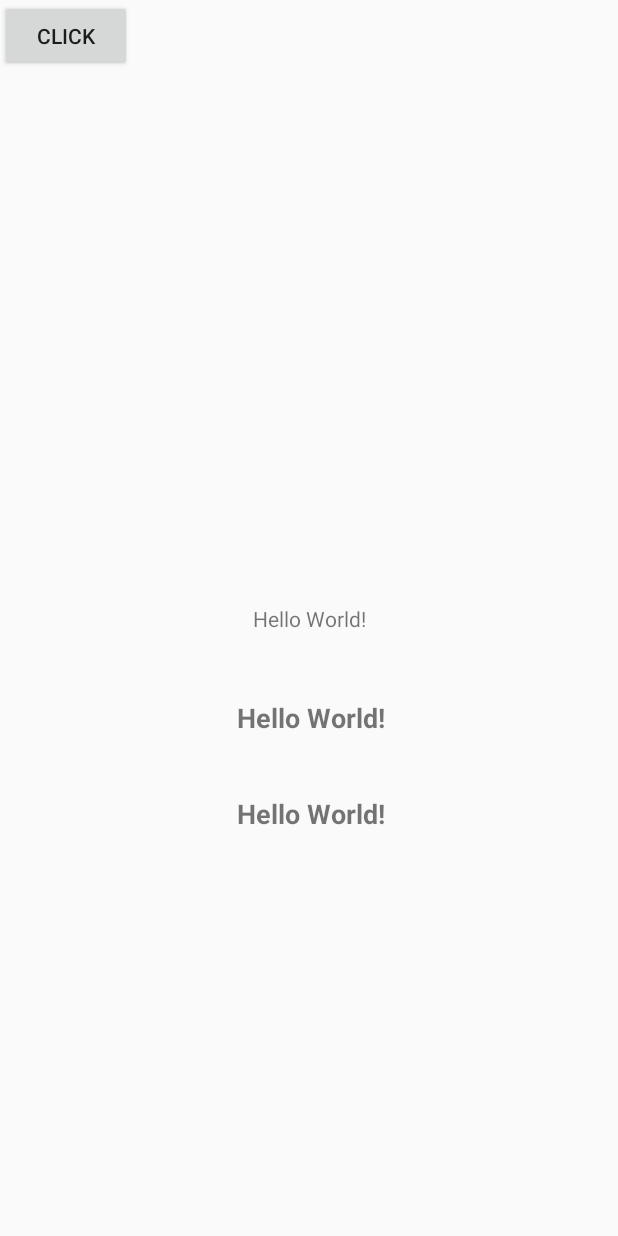
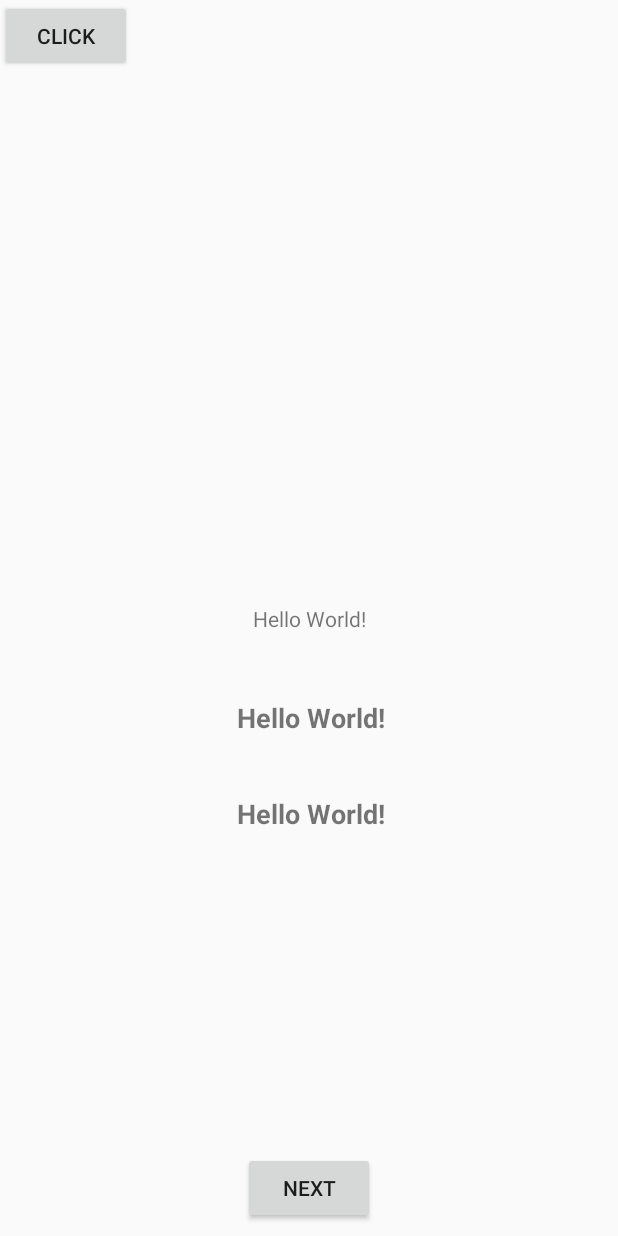
Before and after one commit to KittimasakBunrat/Alph, an Android app: the layout activity_main.xml on its own in the app's theme, with its tools: preview values and no code run, on a phone screen of 412 x 824 dp. Run offline under Robolectric (Android 15) with nearby library versions, the phone set to English and light mode, and no system bars.

```diff
--- a/app/src/main/res/layout/activity_main.xml
+++ b/app/src/main/res/layout/activity_main.xml
@@ -41,6 +41,7 @@
         android:textAlignment="center"
         android:textSize="18sp"
         android:textStyle="bold"
+        android:clickable="true"
         app:layout_constraintEnd_toEndOf="@+id/text"
         app:layout_constraintHorizontal_bias="0.547"
         app:layout_constraintStart_toStartOf="@+id/text"
@@ -52,4 +53,16 @@
         android:layout_height="wrap_content"
         android:text="Click"/>
 
+    <Button
+        android:id="@+id/button1"
+        android:layout_width="wrap_content"
+        android:layout_height="wrap_content"
+        android:layout_marginBottom="8dp"
+        android:layout_marginEnd="8dp"
+        android:layout_marginStart="8dp"
+        android:text="Next"
+        app:layout_constraintBottom_toBottomOf="parent"
+        app:layout_constraintEnd_toEndOf="parent"
+        app:layout_constraintStart_toStartOf="parent" />
+
 </android.support.constraint.ConstraintLayout>
```
Also changed, not shown: app/src/main/java/s300342/alph/MainActivity.java (+25 -8 lines), app/src/main/java/s300342/alph/SpeechLetter.java (added, +34 -0 lines).
